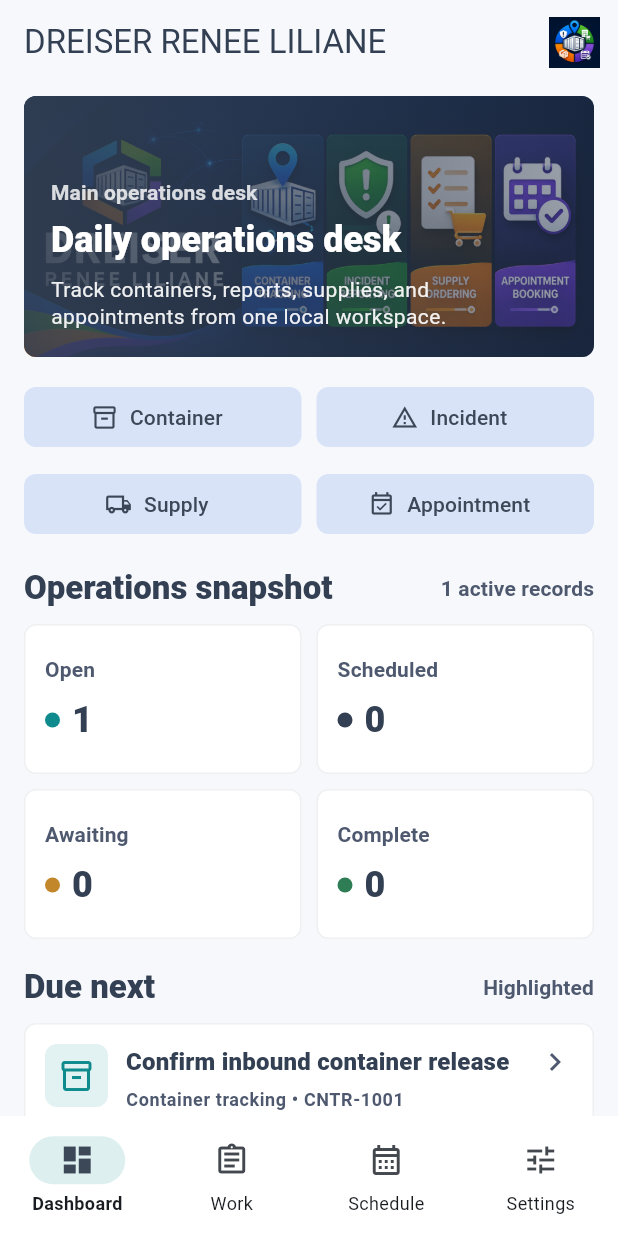
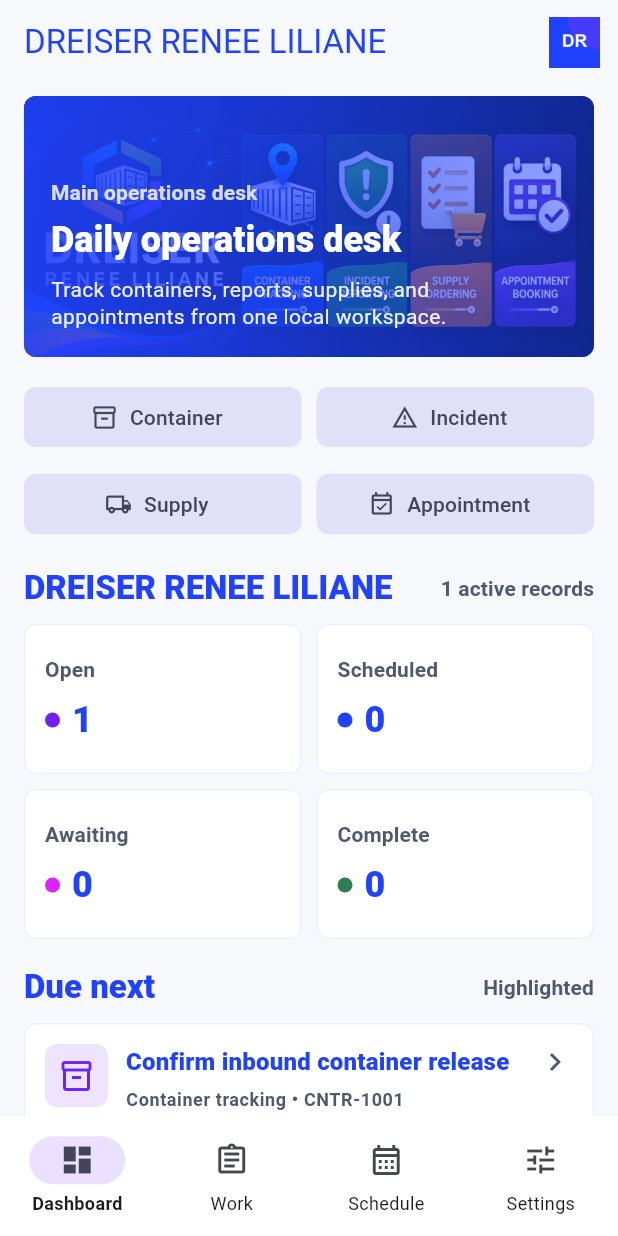
Before and after one commit to EOOrga/68d9d1091299230338db4bbd, a Flutter app: the screen it shows after launch, on a phone screen of 412 x 824 dp. Run offline on Flutter 3.47's test engine with Material 3 defaults, Android fonts, the phone set to English and light mode, and no system bars; our stand-ins replace shared_preferences.

Commit message:
Create Flutter variant com.corga.dreiser_ops

```diff
--- a/lib/main.dart
+++ b/lib/main.dart
@@ -9,10 +9,10 @@
 const supportEmail = 'support@dreiser-renee-liliane.com';
 const _screenshotMode = bool.fromEnvironment('SCREENSHOT_MODE');
 
-const _ink = Color(0xFF334053);
+const _ink = Color(0xFF2142FD);
 const _steel = Color(0xFF4E596F);
-const _teal = Color(0xFF0F8B8D);
-const _amber = Color(0xFFC2872B);
+const _teal = Color(0xFF6E21FD);
+const _amber = Color(0xFFDC21FD);
 const _paper = Color(0xFFF6F8FB);
 const _mist = Color(0xFFE7EDF3);
 
@@ -587,7 +587,7 @@
         ),
         const SizedBox(height: 18),
         _SectionHeader(
-          title: 'Operations snapshot',
+          title: 'DREISER RENEE LILIANE',
           actionLabel: '${state.items.length} active records',
         ),
         const SizedBox(height: 10),
--- a/pubspec.yaml
+++ b/pubspec.yaml
@@ -21,6 +21,8 @@
   android: true
   ios: false
   image_path: "docs/icon.png"
+  adaptive_icon_foreground: docs/icon.png
+  adaptive_icon_background: "#DC21FD"
   min_sdk_android: 23
 
 flutter:
```
Also changed, not shown: docs/icon.png, 11 other files.
